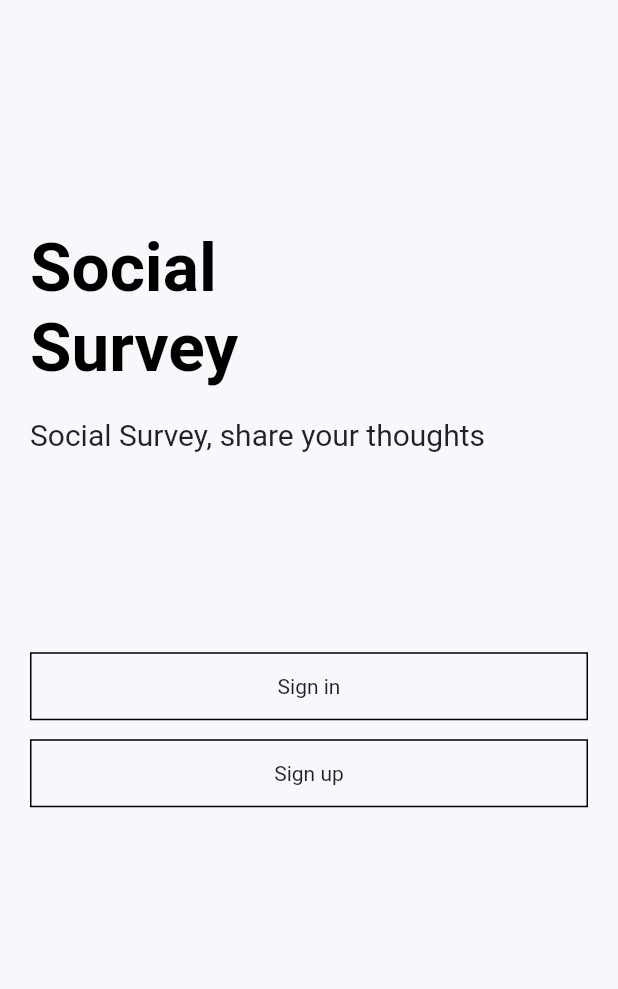
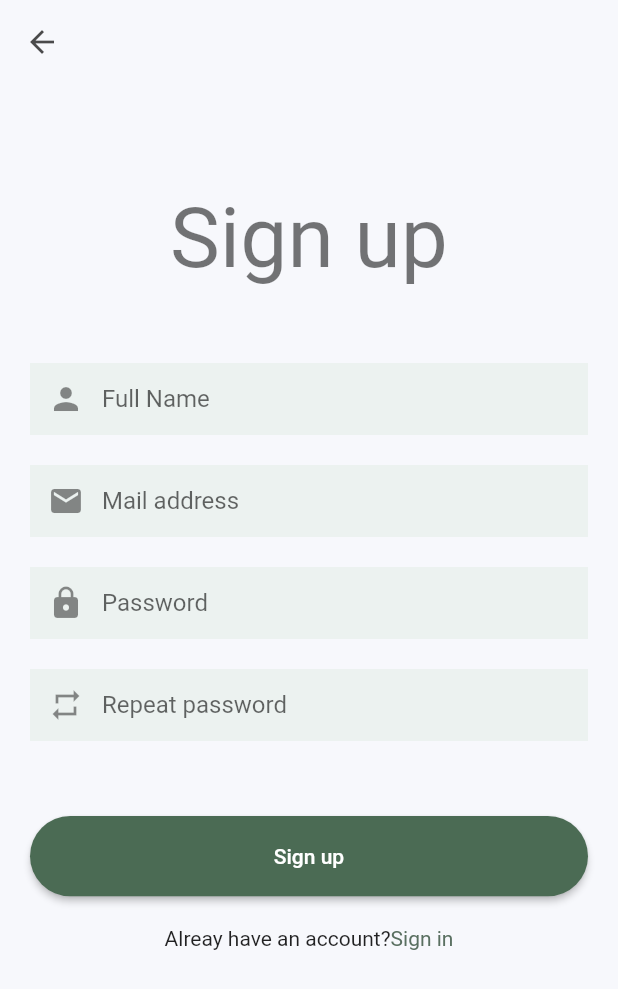
Before and after one commit to abdullahrs/social-survey-app, a Flutter app: the screen it shows after launch, after a tap on "Sign up", on a phone screen of 412 x 824 dp. Shown: the top 989 px of the screen. Run offline on Flutter 3.47's test engine with Material 2 defaults, Android fonts, the phone set to English and light mode, and no system bars; our stand-ins replace easy_localization.

Commit message:
sign_up page added

```diff
--- a/analysis_options.yaml
+++ b/analysis_options.yaml
@@ -22,6 +22,7 @@ linter:
   # `// ignore_for_file: name_of_lint` syntax on the line or in the file
   # producing the lint.
   rules:
+    implementation_imports: false
     # avoid_print: false  # Uncomment to disable the `avoid_print` rule
     # prefer_single_quotes: true  # Uncomment to enable the `prefer_single_quotes` rule
 
--- a/assets/translations/en-US.json
+++ b/assets/translations/en-US.json
@@ -7,6 +7,9 @@
     "register": "Sign up",
     "forgot_pass": "Forgot Password?",
     "dont_have": "Don't have an account?",
+    "do_have":"Alreay have an account?",
     "mail": "Mail address",
-    "password": "Password"
+    "password": "Password",
+    "name": "Full Name",
+    "password_repeat": "Repeat password"
 }
--- a/assets/translations/tr-TR.json
+++ b/assets/translations/tr-TR.json
@@ -7,6 +7,9 @@
     "register": "Kayıt ol",
     "forgot_pass": "Şifremi Unuttum",
     "dont_have": "Hesabınız yok mu?",
+    "do_have":"Zaten hesabınız var mı?",
     "mail": "Mail adresi",
-    "password": "Şifre"
+    "password": "Şifre",
+    "name": "Ad soyad",
+    "password_repeat": "Şifre tekrar"
 }
--- /dev/null
+++ b/lib/product/view/entry/components/custom_text_field.dart
@@ -0,0 +1,29 @@
+import 'package:easy_localization/src/public_ext.dart';
+import 'package:flutter/material.dart';
+
+class CustomTextField extends StatelessWidget {
+  final IconData prefixIconData;
+  final String hintText;
+  final bool obscure;
+  final TextEditingController controller;
+  const CustomTextField({
+    Key? key,
+    required this.prefixIconData,
+    required this.hintText,
+    this.obscure = false,
+    required this.controller,
+  }) : super(key: key);
+
+  @override
+  Widget build(BuildContext context) {
+    return TextFormField(
+      controller: controller,
+      decoration: InputDecoration(
+        prefixIcon: Icon(prefixIconData),
+        hintText: hintText.tr(),
+      ),
+      obscureText: obscure,
+      textAlignVertical: TextAlignVertical.center,
+    );
+  }
+}
--- a/lib/product/view/entry/sign_in_page.dart
+++ b/lib/product/view/entry/sign_in_page.dart
@@ -1,16 +1,21 @@
 import 'package:anket/core/extensions/buildcontext_extension.dart';
 import 'package:anket/product/components/custom_button.dart';
-import 'package:easy_localization/easy_localization.dart';
+import 'package:anket/product/view/entry/components/custom_text_field.dart';
+import 'package:easy_localization/src/public_ext.dart';
 import 'package:flutter/material.dart';
 
+import 'sign_up_page.dart';
+
 class SignInPage extends StatelessWidget {
-  const SignInPage({Key? key}) : super(key: key);
-
+  SignInPage({Key? key}) : super(key: key);
+  final TextEditingController _mailController = TextEditingController();
+  final TextEditingController _passwordController = TextEditingController();
   @override
   Widget build(BuildContext context) {
     return Scaffold(
       appBar: AppBar(),
-      body: Padding(
+      body: Form(
+        child: Padding(
           padding: const EdgeInsets.all(20.0),
           child: SingleChildScrollView(
             child: Column(
@@ -21,9 +26,16 @@ class SignInPage extends StatelessWidget {
                     child: Text('login', style: context.appTextTheme.headline2)
                         .tr()),
                 const SizedBox(height: 50),
-              textField(prefixIconData: Icons.mail, hintText: 'mail',),
+                CustomTextField(
+                    prefixIconData: Icons.mail,
+                    hintText: 'mail',
+                    controller: _mailController),
                 const SizedBox(height: 20),
-              textField(prefixIconData: Icons.lock, hintText: 'password',obscure: true),
+                CustomTextField(
+                    prefixIconData: Icons.lock,
+                    hintText: 'password',
+                    obscure: true,
+                    controller: _passwordController),
                 Align(
                     alignment: Alignment.centerRight,
                     child: TextButton(
@@ -42,10 +54,13 @@ class SignInPage extends StatelessWidget {
                 Row(
                   mainAxisAlignment: MainAxisAlignment.center,
                   children: [
-                  Text('dont_have', style: context.appTextTheme.bodyText2).tr(),
+                    Text('dont_have', style: context.appTextTheme.bodyText2)
+                        .tr(),
                     InkWell(
-                      onTap: () {},
-                      // TODO: change
+                        onTap: () {
+                          Navigator.pushReplacement(context,
+                            MaterialPageRoute(builder: (_) => SignUpPage()));
+                        },
                         child: const Text(
                           'register',
                           style: TextStyle(color: Color(0xFF5a7061)),
@@ -56,17 +71,7 @@ class SignInPage extends StatelessWidget {
             ),
           ),
         ),
-    );
-  }
-
-  TextFormField textField({required IconData prefixIconData, required String hintText,bool obscure = false}) {
-    return TextFormField(
-      decoration: InputDecoration(
-        prefixIcon: Icon(prefixIconData),
-        hintText: hintText.tr(),
       ),
-      obscureText: obscure,
-      textAlignVertical: TextAlignVertical.center,
     );
   }
 }
--- a/lib/product/view/entry/sign_up_page.dart
+++ b/lib/product/view/entry/sign_up_page.dart
@@ -0,0 +1,76 @@
+import 'package:anket/core/extensions/buildcontext_extension.dart';
+import 'package:anket/product/components/custom_button.dart';
+import 'package:anket/product/view/entry/components/custom_text_field.dart';
+import 'package:anket/product/view/entry/sign_in_page.dart';
+import 'package:easy_localization/src/public_ext.dart';
+import 'package:flutter/material.dart';
+
+class SignUpPage extends StatelessWidget {
+  SignUpPage({Key? key}) : super(key: key);
+  final TextEditingController _nameController = TextEditingController();
+  final TextEditingController _mailController = TextEditingController();
+  final TextEditingController _passwordController = TextEditingController();
+  final TextEditingController _repeatPassController = TextEditingController();
+  @override
+  Widget build(BuildContext context) {
+    return Scaffold(
+      appBar: AppBar(),
+      body: Padding(
+        padding: const EdgeInsets.all(20.0),
+        child: SingleChildScrollView(
+          child: Column(
+            mainAxisAlignment: MainAxisAlignment.center,
+            children: [
+              const SizedBox(height: 50),
+              Center(
+                  child: Text('register', style: context.appTextTheme.headline2)
+                      .tr()),
+              const SizedBox(height: 50),
+              CustomTextField(
+                  prefixIconData: Icons.person,
+                  hintText: 'name',
+                  controller: _nameController),
+              const SizedBox(height: 20),
+              CustomTextField(
+                  prefixIconData: Icons.mail,
+                  hintText: 'mail',
+                  controller: _mailController),
+              const SizedBox(height: 20),
+              CustomTextField(
+                  prefixIconData: Icons.lock,
+                  hintText: 'password',
+                  obscure: true,
+                  controller: _passwordController),
+              const SizedBox(height: 20),
+              CustomTextField(
+                  prefixIconData: Icons.repeat,
+                  hintText: 'password_repeat',
+                  obscure: true,
+                  controller: _repeatPassController),
+              const SizedBox(height: 50),
+              CustomButton(voidCallback: () {}, text: 'register'),
+              const SizedBox(height: 20),
+              Row(
+                mainAxisAlignment: MainAxisAlignment.center,
+                children: [
+                  Text('do_have', style: context.appTextTheme.bodyText2).tr(),
+                  InkWell(
+                      onTap: () {
+                        Navigator.pushReplacement(context,
+                            MaterialPageRoute(builder: (_) => SignInPage()));
+                      },
+                      // TODO: change
+                      child: const Text(
+                        'login',
+                        style: TextStyle(color: Color(0xFF5a7061)),
+                      ).tr()),
+                ],
+              ),
+              const SizedBox(height: 50),
+            ],
+          ),
+        ),
+      ),
+    );
+  }
+}
--- a/lib/product/view/entry/welcome_page.dart
+++ b/lib/product/view/entry/welcome_page.dart
@@ -1,5 +1,6 @@
 import 'package:anket/core/extensions/buildcontext_extension.dart';
 import 'package:anket/product/view/entry/sign_in_page.dart';
+import 'package:anket/product/view/entry/sign_up_page.dart';
 import 'package:easy_localization/easy_localization.dart';
 import 'package:flutter/material.dart';
 
@@ -18,11 +19,10 @@ class WelcomePage extends StatelessWidget {
             const Spacer(),
             Align(
               alignment: Alignment.centerLeft,
-              child: Text(
-                "app_name_nl",
-                style: context.appTextTheme.headline3!
-                    .copyWith(fontWeight: FontWeight.bold, color: Colors.black),
-              ).tr(),
+              child: Text("app_name_nl",
+                      style: context.appTextTheme.headline3!.copyWith(
+                          fontWeight: FontWeight.bold, color: Colors.black))
+                  .tr(),
             ),
             const SizedBox(height: 20),
             Align(
@@ -37,11 +37,17 @@ class WelcomePage extends StatelessWidget {
                 context: context,
                 text: "login",
                 function: () {
-                  Navigator.of(context).push(
-                      MaterialPageRoute(builder: (_) => const SignInPage()));
+                  Navigator.of(context)
+                      .push(MaterialPageRoute(builder: (_) => SignInPage()));
                 }),
             const SizedBox(height: 10),
-            button(context: context, text: "register", function: () {}),
+            button(
+                context: context,
+                text: "register",
+                function: () {
+                  Navigator.of(context)
+                      .push(MaterialPageRoute(builder: (_) => SignUpPage()));
+                }),
             const Spacer(flex: 2),
           ],
         ),
```
Also changed, not shown: 1 other file. Lines whose indentation alone changed are shown as unchanged.
